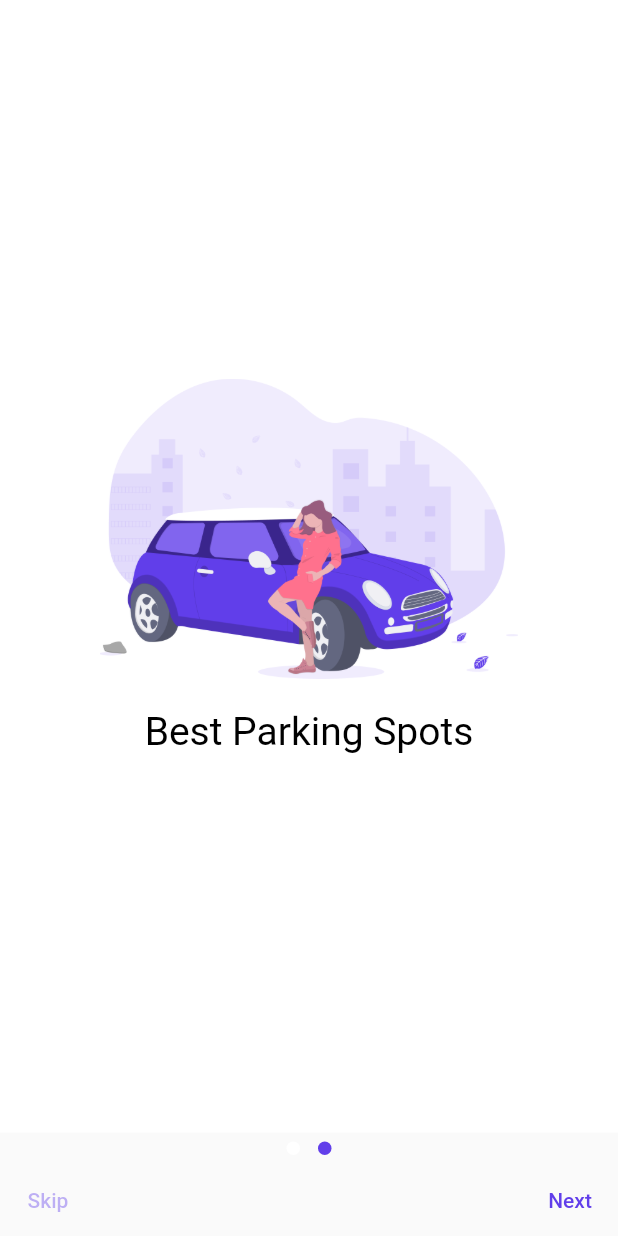
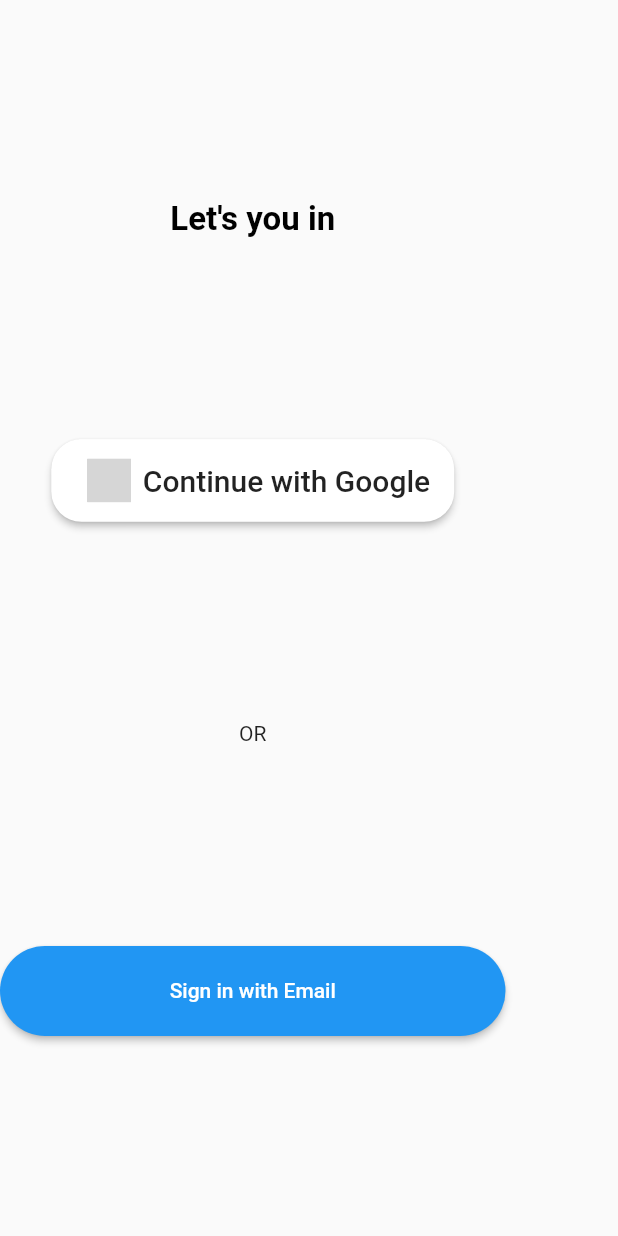
Before and after one commit to fwdAndroid/spotwaze, a Flutter app: the screen it shows after launch, after a tap on "Skip", on a phone screen of 412 x 824 dp. Run offline on Flutter 3.47's test engine with Material 2 defaults, Android fonts, the phone set to English and light mode, and no system bars; drawn by our look-alikes of dots_indicator, social_login_buttons; grey boxes are pictures that could not be loaded.

Commit message:
MainLOgin Page Ready

```diff
--- /dev/null
+++ b/lib/auth/login_screen.dart
@@ -0,0 +1,46 @@
+import 'package:flutter/material.dart';
+import 'package:flutter/src/widgets/framework.dart';
+import 'package:social_login_buttons/social_login_buttons.dart';
+
+class MainLoginScreen extends StatefulWidget {
+  const MainLoginScreen({super.key});
+
+  @override
+  State<MainLoginScreen> createState() => _MainLoginScreenState();
+}
+
+class _MainLoginScreenState extends State<MainLoginScreen> {
+  @override
+  Widget build(BuildContext context) {
+    return Scaffold(
+      body: Column(
+        mainAxisAlignment: MainAxisAlignment.spaceEvenly,
+        children: [
+          Text(
+            "Let's you in",
+            style: TextStyle(
+                color: Colors.black, fontWeight: FontWeight.bold, fontSize: 22),
+          ),
+          Container(
+            margin: EdgeInsets.only(left: 20, right: 20),
+            child: SocialLoginButton(
+              borderRadius: 20,
+              fontSize: 20,
+              text: 'Continue with Google',
+              buttonType: SocialLoginButtonType.google,
+              mode: SocialLoginButtonMode.single,
+              onPressed: () {},
+            ),
+          ),
+          Text("OR"),
+          ElevatedButton(
+            onPressed: () {},
+            child: Text("Sign in with Email"),
+            style: ElevatedButton.styleFrom(
+                shape: StadiumBorder(), fixedSize: Size(337, 60)),
+          )
+        ],
+      ),
+    );
+  }
+}
--- a/lib/introscreens/welcome.dart
+++ b/lib/introscreens/welcome.dart
@@ -1,5 +1,6 @@
 import 'package:dots_indicator/dots_indicator.dart';
 import 'package:flutter/material.dart';
+import 'package:spotwaze/auth/login_screen.dart';
 import 'package:spotwaze/introscreens/onboard.dart';
 
 class Welcome extends StatefulWidget {
@@ -34,7 +35,12 @@ class _WelcomeState extends State<Welcome> {
                 mainAxisAlignment: MainAxisAlignment.spaceBetween,
                 children: [
                   TextButton(
-                    onPressed: () {},
+                    onPressed: () {
+                      Navigator.push(
+                          context,
+                          MaterialPageRoute(
+                              builder: (builder) => MainLoginScreen()));
+                    },
                     child: Text(
                       "Skip",
                       style:
@@ -42,7 +48,12 @@ class _WelcomeState extends State<Welcome> {
                     ),
                   ),
                   TextButton(
-                    onPressed: () {},
+                    onPressed: () {
+                      Navigator.push(
+                          context,
+                          MaterialPageRoute(
+                              builder: (builder) => MainLoginScreen()));
+                    },
                     child: Text(
                       "Next",
                       style: TextStyle(color: Color(0xff613EEA)),
--- a/pubspec.yaml
+++ b/pubspec.yaml
@@ -36,6 +36,7 @@ dependencies:
   # Use with the CupertinoIcons class for iOS style icons.
   cupertino_icons: ^1.0.2
   dots_indicator: ^3.0.0
+  social_login_buttons: ^1.0.7
 
 dev_dependencies:
   flutter_test:
```
Also changed, not shown: pubspec.lock.
